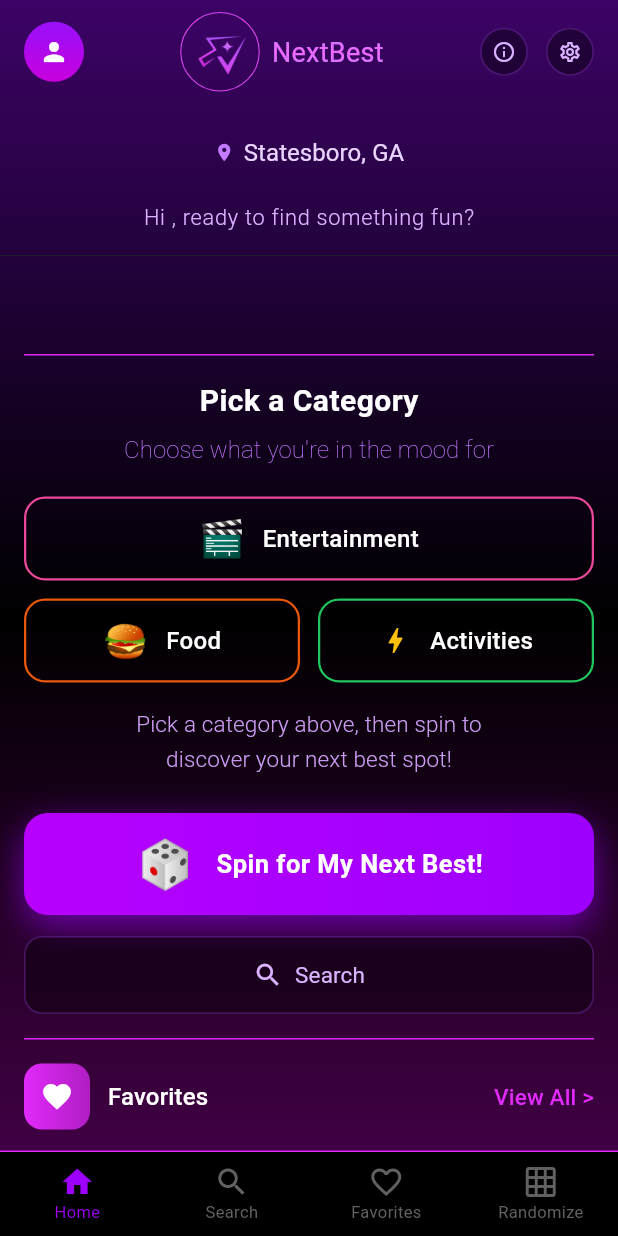
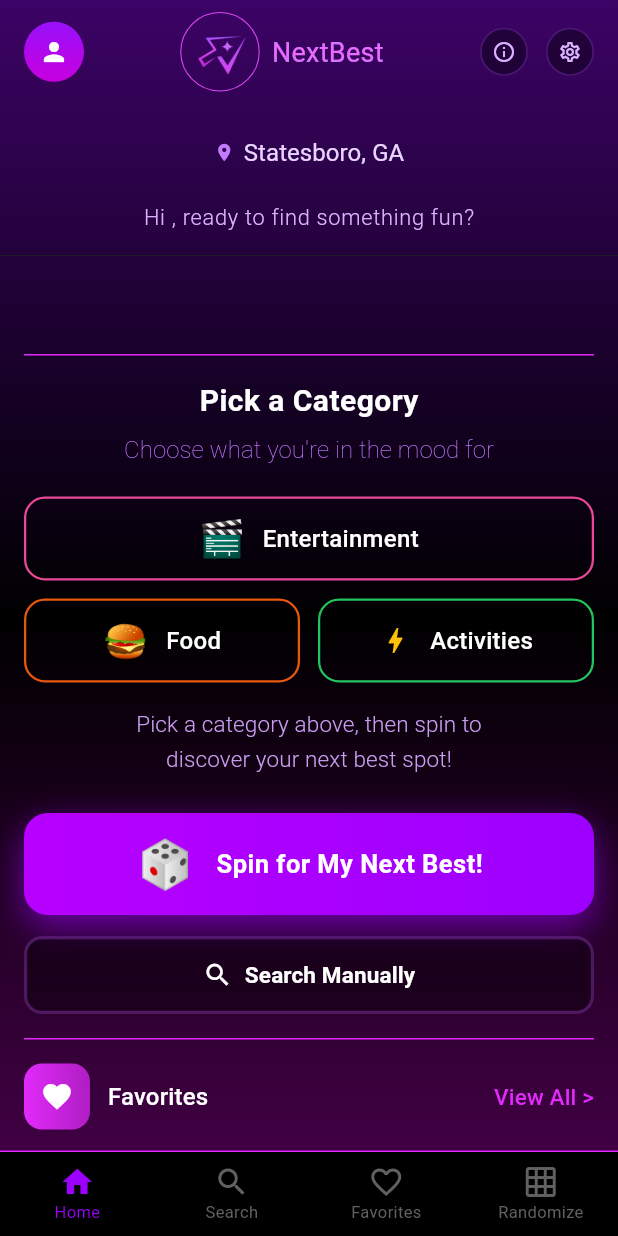
Before and after one commit to angelicav-v/NextBest, a Flutter app: the HomeScreen screen opened directly with empty values, on a phone screen of 412 x 824 dp. Run offline on Flutter 3.47's test engine with Material 3 defaults, Android fonts, the phone set to English and light mode, and no system bars; our stand-ins replace geolocator, google_fonts, shared_preferences; accounts and stored records are empty; Roboto replaces fonts that are missing (Arimo).

Commit message:
feat: more small homescreen UI changes

```diff
--- a/App/lib/widgets/home/action_buttons.dart
+++ b/App/lib/widgets/home/action_buttons.dart
@@ -70,8 +70,8 @@ class SearchButton extends StatelessWidget {
           borderRadius: BorderRadius.circular(12),
           color: const Color(0xFF000000).withValues(alpha: 0.4),
           border: Border.all(
-            color: const Color(0xFFAD46FF).withValues(alpha: 0.3),
-            width: 1.07,
+            color: const Color.fromARGB(255, 196, 80, 250).withValues(alpha: 0.3),
+            width: 2.1,
           ),
         ),
         child: Material(
@@ -82,14 +82,14 @@ class SearchButton extends StatelessWidget {
             child: const Row(
               mainAxisAlignment: MainAxisAlignment.center,
               children: [
-                Icon(Icons.search, color: Color(0xFFDAB2FF), size: 20),
+                Icon(Icons.search, color: Color.fromARGB(255, 255, 255, 255), size: 20),
                 SizedBox(width: 8),
                 Text(
-                  'Search',
+                  'Search Manually',
                   style: TextStyle(
-                    color: Color(0xFFDAB2FF),
+                    color: Color.fromARGB(255, 255, 255, 255),
                     fontSize: 15,
-                    fontWeight: FontWeight.w400,
+                    fontWeight: FontWeight.w600,
                     letterSpacing: 0.1,
                   ),
                 ),
```
